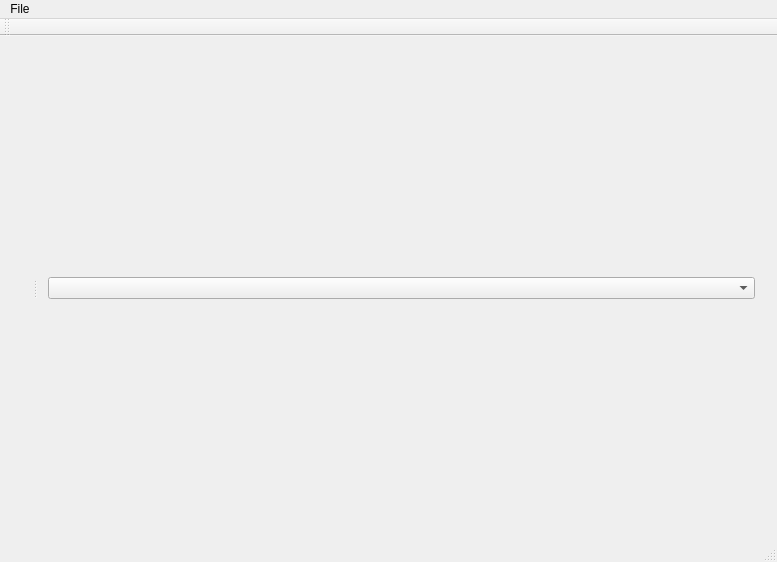
Antoniolm/Map_Creator-Qt5, file MapCreator/mainwindow.ui: the form before one commit.
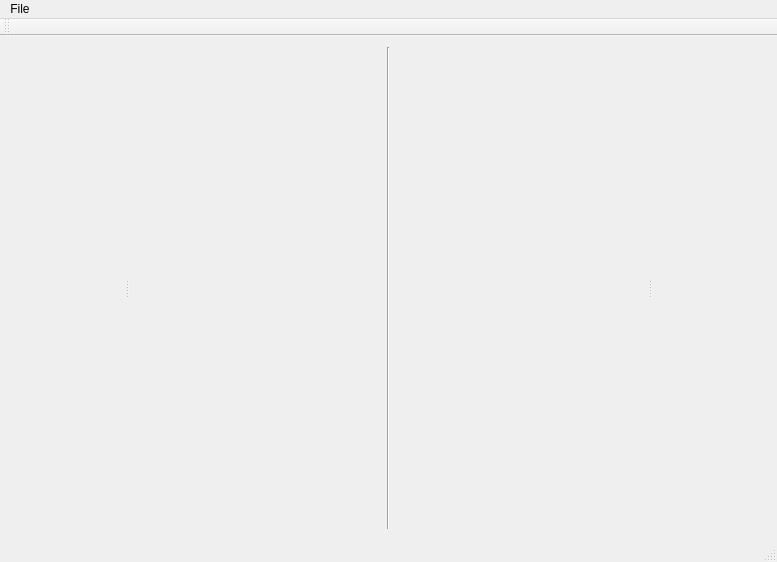
The form after the commit.

Diff of the .ui file:
```diff
--- a/MapCreator/mainwindow.ui
+++ b/MapCreator/mainwindow.ui
@@ -22,17 +22,18 @@
       </property>
       <widget class="QWidget" name="horizontalLayoutWidget">
        <layout class="QHBoxLayout" name="map_section">
-        <property name="sizeConstraint">
-         <enum>QLayout::SetFixedSize</enum>
+        <property name="rightMargin">
+         <number>11</number>
         </property>
        </layout>
       </widget>
+      <widget class="Line" name="line">
+       <property name="orientation">
+        <enum>Qt::Vertical</enum>
+       </property>
+      </widget>
       <widget class="QWidget" name="verticalLayoutWidget">
-       <layout class="QVBoxLayout" name="texture_section">
-        <item>
-         <widget class="QComboBox" name="textureList"/>
-        </item>
-       </layout>
+       <layout class="QVBoxLayout" name="texture_section"/>
       </widget>
      </widget>
     </item>
```
